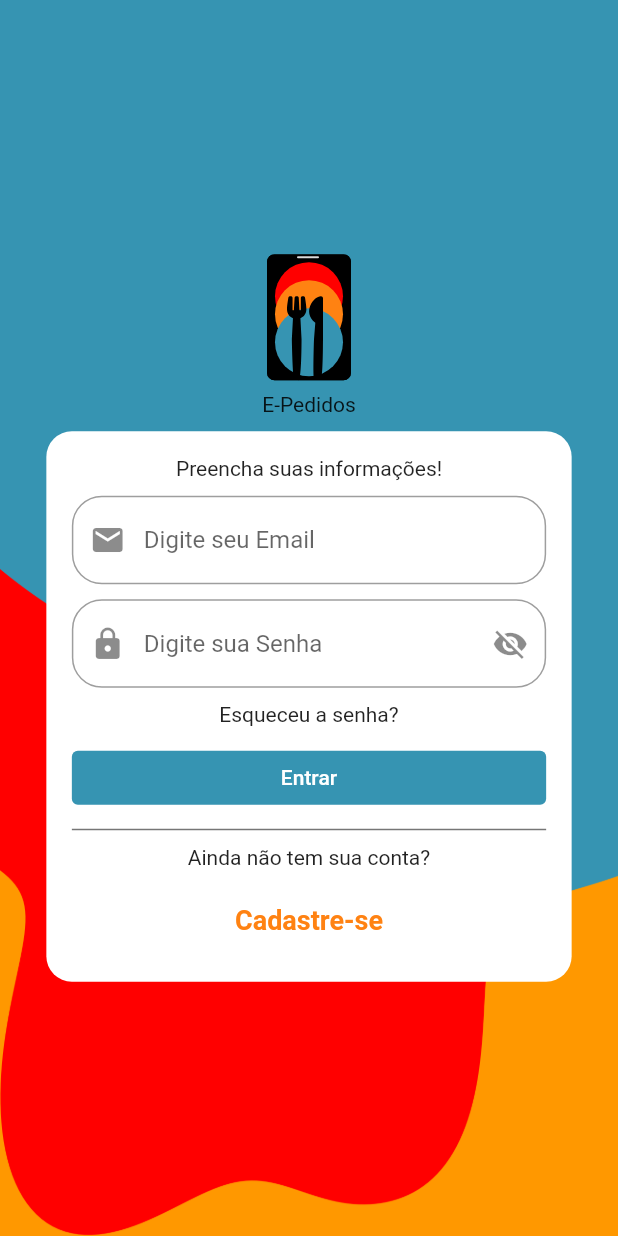
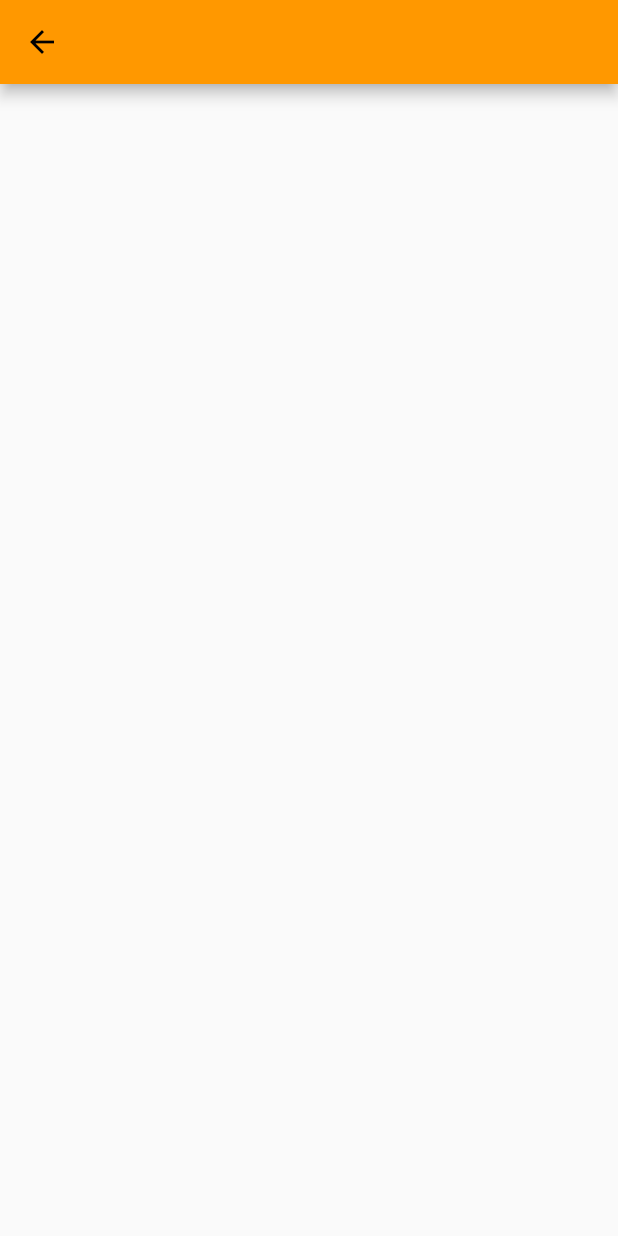
Before and after one commit to Reactweb23/e_pedidos, a Flutter app: the screen it shows after launch, after a tap on "Cadastre-se", on a phone screen of 412 x 824 dp. Run offline on Flutter 3.47's test engine with Material 2 defaults, Android fonts, the light colour scheme and no system bars; our stand-ins replace flutter_svg.

Commit message:
feat: create custom button and page initial register user

```diff
--- a/lib/my_app.dart
+++ b/lib/my_app.dart
@@ -10,7 +10,7 @@ class MyApp extends StatelessWidget {
     return MaterialApp(
       debugShowCheckedModeBanner: false,
       theme: ThemeData(
-          primarySwatch: Colors.red),
+          primarySwatch: Colors.orange),
       home: const LoginPage(),
     );
   }
--- a/lib/pages/login_page.dart
+++ b/lib/pages/login_page.dart
@@ -1,5 +1,7 @@
 import 'package:flutter/material.dart';
 import 'package:flutter_svg/flutter_svg.dart';
+import 'package:e_pedidos_front/shared/widgets/custom_button.dart';
+import 'package:e_pedidos_front/pages/register_page.dart';
 
 class LoginPage extends StatefulWidget {
   const LoginPage({super.key});
@@ -90,18 +92,11 @@ class _LoginPageState extends State<LoginPage> {
                               ),
                               SizedBox(
                                 width: double.infinity,
-                                child: TextButton(
-                                  onPressed: () {},
-                                  style: ButtonStyle(
-                                      backgroundColor:
-                                          MaterialStateProperty.all<Color>(
-                                              const Color.fromRGBO(
-                                                  54, 148, 178, 1))),
-                                  child: const Text(
-                                    'Entrar',
-                                    style: TextStyle(color: Colors.white),
-                                  ),
-                                ),
+                                child: CustomButton(
+                                  text: 'Entrar',
+                                  backgroundColor: const Color.fromRGBO(54, 148, 178, 1),
+                                  onPressed: (){},
+                                )
                               ),
                               const SizedBox(
                                 height: 10,
@@ -119,7 +114,9 @@ class _LoginPageState extends State<LoginPage> {
                                 height: 10,
                               ),
                               TextButton(
-                                  onPressed: () {},
+                                  onPressed: () {
+                                    Navigator.push(context, MaterialPageRoute(builder: (context)=> const RegisterPage()));
+                                  },
                                   child: const Text('Cadastre-se',
                                       style: TextStyle(
                                           fontSize: 18,
--- /dev/null
+++ b/lib/pages/register_page.dart
@@ -0,0 +1,15 @@
+import 'package:flutter/material.dart';
+
+class RegisterPage extends StatefulWidget {
+  const RegisterPage({super.key});
+
+  @override
+  State<RegisterPage> createState() => _RegisterPageState();
+}
+
+class _RegisterPageState extends State<RegisterPage> {
+  @override
+  Widget build(BuildContext context) {
+    return  Scaffold(appBar: AppBar(),);
+  }
+}
--- /dev/null
+++ b/lib/shared/widgets/custom_button.dart
@@ -0,0 +1,28 @@
+import 'package:flutter/material.dart';
+
+class CustomButton extends StatelessWidget {
+  final String text;
+  final Color backgroundColor;
+  final VoidCallback onPressed;
+
+  const CustomButton({super.key,
+    required this.text,
+    required this.backgroundColor,
+    required this.onPressed,
+  });
+
+  @override
+  Widget build(BuildContext context) {
+    return TextButton(
+        onPressed: onPressed,
+        style: ButtonStyle(
+          backgroundColor:
+              MaterialStateProperty.all<Color>(backgroundColor),
+        ),
+        child: Text(
+          text,
+          style: const TextStyle(color: Colors.white),
+        ),
+      );
+  }
+}
```
